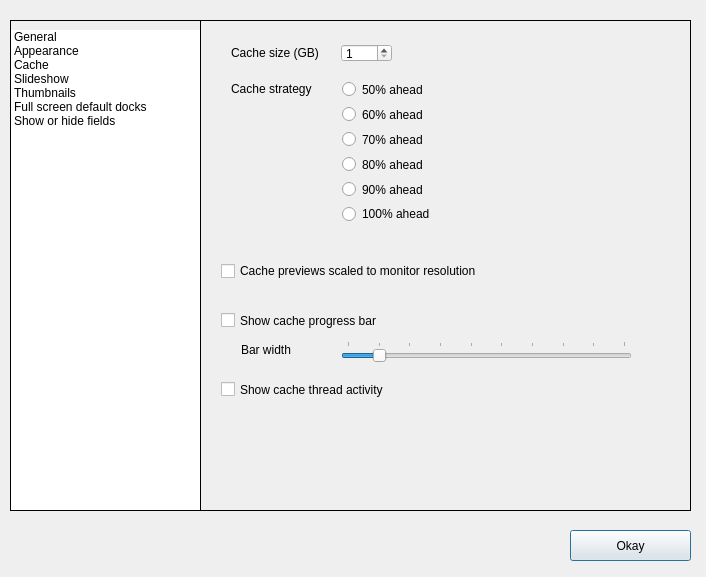
The window that Dialogs/prefdlg.ui (towhee/Winnow64) describes before a commit, drawn with Qt 5.
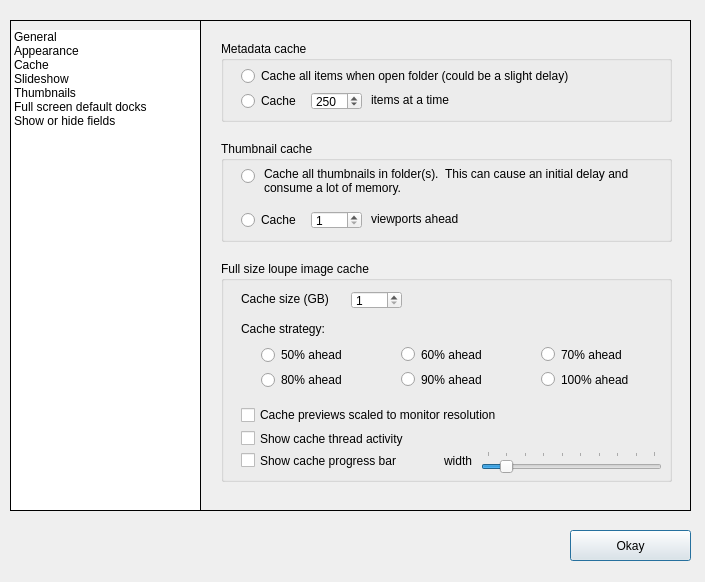
The same window after the commit. The open tabs and pages were chosen to show the change.

```diff
--- a/Dialogs/prefdlg.ui
+++ b/Dialogs/prefdlg.ui
@@ -6,8 +6,8 @@
    <rect>
     <x>0</x>
     <y>0</y>
-    <width>706</width>
-    <height>577</height>
+    <width>705</width>
+    <height>582</height>
    </rect>
   </property>
   <property name="sizePolicy">
@@ -481,13 +481,37 @@
     </widget>
    </widget>
    <widget class="QWidget" name="pageCache">
-    <widget class="QSpinBox" name="cacheSizeSpinbox">
+    <widget class="QLabel" name="label_9">
      <property name="geometry">
       <rect>
-       <x>140</x>
+       <x>260</x>
+       <y>24</y>
+       <width>91</width>
+       <height>0</height>
+      </rect>
+     </property>
+     <property name="font">
+      <font>
+       <pointsize>9</pointsize>
+      </font>
+     </property>
+     <property name="toolTip">
+      <string>&lt;html&gt;&lt;head/&gt;&lt;body&gt;&lt;p&gt;Caching images and rendering the selected image simultaneously can degrade performance when rapidly moving through images.  The delay allows the next image selected to be rendered without any caching activity.  Try experimenting with the delay value if you are experiencing hesitation rendering the selected image.&lt;/p&gt;&lt;/body&gt;&lt;/html&gt;</string>
+     </property>
+     <property name="text">
+      <string>Delay (ms)</string>
+     </property>
+     <property name="alignment">
+      <set>Qt::AlignRight|Qt::AlignTrailing|Qt::AlignVCenter</set>
+     </property>
+    </widget>
+    <widget class="QSpinBox" name="cacheDelaySpinbox">
+     <property name="geometry">
+      <rect>
+       <x>360</x>
        <y>23</y>
-       <width>51</width>
-       <height>18</height>
+       <width>71</width>
+       <height>0</height>
       </rect>
      </property>
      <property name="font">
@@ -499,43 +523,25 @@
       <string>&lt;html&gt;&lt;head/&gt;&lt;body&gt;&lt;p&gt;Experiment with different cache sizes.  2-8GB appear to work best.  Cache performance does not always improve with size.&lt;/p&gt;&lt;p&gt;If you tend to move back and forth between images then a 50% cache ahead strategy is best.  If you generally just move ahead through the images then weighting a higher percentage ahead makes sense.&lt;/p&gt;&lt;/body&gt;&lt;/html&gt;</string>
      </property>
      <property name="minimum">
-      <number>1</number>
+      <number>0</number>
      </property>
      <property name="maximum">
-      <number>64</number>
+      <number>500</number>
      </property>
-    </widget>
-    <widget class="QLabel" name="label_10">
-     <property name="geometry">
-      <rect>
-       <x>40</x>
-       <y>320</y>
-       <width>91</width>
-       <height>18</height>
-      </rect>
+     <property name="singleStep">
+      <number>25</number>
      </property>
-     <property name="font">
-      <font>
-       <pointsize>9</pointsize>
-      </font>
+     <property name="value">
+      <number>250</number>
      </property>
-     <property name="toolTip">
-      <string>&lt;html&gt;&lt;head/&gt;&lt;body&gt;&lt;p&gt;This sets the width of the cache status shown on the application status bar.&lt;/p&gt;&lt;/body&gt;&lt;/html&gt;</string>
-     </property>
-     <property name="text">
-      <string>Bar width</string>
-     </property>
-     <property name="alignment">
-      <set>Qt::AlignLeading|Qt::AlignLeft|Qt::AlignVCenter</set>
-     </property>
     </widget>
-    <widget class="QLabel" name="label_8">
+    <widget class="QGroupBox" name="groupBox_3">
      <property name="geometry">
       <rect>
-       <x>30</x>
-       <y>24</y>
-       <width>91</width>
-       <height>16</height>
+       <x>20</x>
+       <y>240</y>
+       <width>451</width>
+       <height>221</height>
       </rect>
      </property>
      <property name="font">
@@ -543,46 +549,15 @@
        <pointsize>9</pointsize>
       </font>
      </property>
-     <property name="toolTip">
-      <string>&lt;html&gt;&lt;head/&gt;&lt;body&gt;&lt;p&gt;Experiment with different cache sizes.  2-8GB appear to work best.  Cache performance does not always improve with size.&lt;/p&gt;&lt;p&gt;If you tend to move back and forth between images then a 50% cache ahead strategy is best.  If you generally just move ahead through the images then weighting a higher percentage ahead makes sense.&lt;/p&gt;&lt;/body&gt;&lt;/html&gt;</string>
+     <property name="title">
+      <string>Full size loupe image cache</string>
      </property>
-     <property name="text">
-      <string>Cache size (GB)</string>
-     </property>
-     <property name="alignment">
-      <set>Qt::AlignLeading|Qt::AlignLeft|Qt::AlignVCenter</set>
-     </property>
-    </widget>
-    <widget class="QLabel" name="label">
-     <property name="geometry">
-      <rect>
-       <x>30</x>
-       <y>60</y>
-       <width>111</width>
-       <height>16</height>
-      </rect>
-     </property>
-     <property name="font">
-      <font>
-       <pointsize>9</pointsize>
-      </font>
-     </property>
-     <property name="toolTip">
-      <string>&lt;html&gt;&lt;head/&gt;&lt;body&gt;&lt;p&gt;Experiment with different cache sizes.  2-8GB appear to work best.  Cache performance does not always improve with size.&lt;/p&gt;&lt;p&gt;If you tend to move back and forth between images then a 50% cache ahead strategy is best.  If you generally just move ahead through the images then weighting a higher percentage ahead makes sense.&lt;/p&gt;&lt;/body&gt;&lt;/html&gt;</string>
-     </property>
-     <property name="text">
-      <string>Cache strategy</string>
-     </property>
-     <property name="alignment">
-      <set>Qt::AlignLeading|Qt::AlignLeft|Qt::AlignVCenter</set>
-     </property>
-    </widget>
     <widget class="QCheckBox" name="showCacheStatusChk">
      <property name="geometry">
       <rect>
        <x>20</x>
-       <y>289</y>
-       <width>281</width>
+        <y>189</y>
+        <width>191</width>
        <height>21</height>
       </rect>
      </property>
@@ -598,11 +573,90 @@
       <string>Show cache progress bar</string>
      </property>
     </widget>
+     <widget class="QLabel" name="label_10">
+      <property name="geometry">
+       <rect>
+        <x>210</x>
+        <y>190</y>
+        <width>41</width>
+        <height>20</height>
+       </rect>
+      </property>
+      <property name="font">
+       <font>
+        <pointsize>9</pointsize>
+       </font>
+      </property>
+      <property name="toolTip">
+       <string>&lt;html&gt;&lt;head/&gt;&lt;body&gt;&lt;p&gt;This sets the width of the cache status shown on the application status bar.&lt;/p&gt;&lt;/body&gt;&lt;/html&gt;</string>
+      </property>
+      <property name="text">
+       <string>width</string>
+      </property>
+      <property name="alignment">
+       <set>Qt::AlignRight|Qt::AlignTrailing|Qt::AlignVCenter</set>
+      </property>
+     </widget>
+     <widget class="QSlider" name="progressWidthSlider">
+      <property name="geometry">
+       <rect>
+        <x>260</x>
+        <y>190</y>
+        <width>181</width>
+        <height>24</height>
+       </rect>
+      </property>
+      <property name="minimum">
+       <number>100</number>
+      </property>
+      <property name="maximum">
+       <number>1000</number>
+      </property>
+      <property name="singleStep">
+       <number>100</number>
+      </property>
+      <property name="pageStep">
+       <number>200</number>
+      </property>
+      <property name="value">
+       <number>200</number>
+      </property>
+      <property name="orientation">
+       <enum>Qt::Horizontal</enum>
+      </property>
+      <property name="tickPosition">
+       <enum>QSlider::TicksAbove</enum>
+      </property>
+      <property name="tickInterval">
+       <number>100</number>
+      </property>
+     </widget>
+     <widget class="QCheckBox" name="showCacheThreadActivityChk">
+      <property name="geometry">
+       <rect>
+        <x>20</x>
+        <y>169</y>
+        <width>231</width>
+        <height>17</height>
+       </rect>
+      </property>
+      <property name="font">
+       <font>
+        <pointsize>9</pointsize>
+       </font>
+      </property>
+      <property name="toolTip">
+       <string>&lt;html&gt;&lt;head/&gt;&lt;body&gt;&lt;p&gt;This will display two small activity lights on the status bar at the bottom of the application window. The activity lights turn green when there is caching activity for building metadata/thumbnails and full scale images.&lt;/p&gt;&lt;/body&gt;&lt;/html&gt;</string>
+      </property>
+      <property name="text">
+       <string>Show cache thread activity</string>
+      </property>
+     </widget>
     <widget class="QCheckBox" name="cachePreviewsChk">
      <property name="geometry">
       <rect>
        <x>20</x>
-       <y>240</y>
+        <y>144</y>
        <width>341</width>
        <height>20</height>
       </rect>
@@ -619,12 +673,12 @@
       <string>Cache previews scaled to monitor resolution</string>
      </property>
     </widget>
-    <widget class="QCheckBox" name="showCacheThreadActivityChk">
+     <widget class="QRadioButton" name="cache100AheadRadio">
      <property name="geometry">
       <rect>
-       <x>20</x>
-       <y>360</y>
-       <width>351</width>
+        <x>320</x>
+        <y>110</y>
+        <width>129</width>
        <height>17</height>
       </rect>
      </property>
@@ -637,16 +691,16 @@
       <string>&lt;html&gt;&lt;head/&gt;&lt;body&gt;&lt;p&gt;This will display two small activity lights on the status bar at the bottom of the application window. The activity lights turn green when there is caching activity for building metadata/thumbnails and full scale images.&lt;/p&gt;&lt;/body&gt;&lt;/html&gt;</string>
      </property>
      <property name="text">
-      <string>Show cache thread activity</string>
-     </property>
-    </widget>
-    <widget class="QLabel" name="label_9">
+       <string>100% ahead</string>
+      </property>
+     </widget>
+     <widget class="QRadioButton" name="cache70AheadRadio">
      <property name="geometry">
       <rect>
-       <x>260</x>
-       <y>24</y>
-       <width>91</width>
-       <height>0</height>
+        <x>320</x>
+        <y>85</y>
+        <width>129</width>
+        <height>17</height>
       </rect>
      </property>
      <property name="font">
@@ -658,19 +712,16 @@
       <string>&lt;html&gt;&lt;head/&gt;&lt;body&gt;&lt;p&gt;Caching images and rendering the selected image simultaneously can degrade performance when rapidly moving through images.  The delay allows the next image selected to be rendered without any caching activity.  Try experimenting with the delay value if you are experiencing hesitation rendering the selected image.&lt;/p&gt;&lt;/body&gt;&lt;/html&gt;</string>
      </property>
      <property name="text">
-      <string>Delay (ms)</string>
-     </property>
-     <property name="alignment">
-      <set>Qt::AlignRight|Qt::AlignTrailing|Qt::AlignVCenter</set>
-     </property>
-    </widget>
-    <widget class="QSpinBox" name="cacheDelaySpinbox">
+       <string>70% ahead</string>
+      </property>
+     </widget>
+     <widget class="QRadioButton" name="cache90AheadRadio">
      <property name="geometry">
       <rect>
-       <x>360</x>
-       <y>23</y>
-       <width>71</width>
-       <height>0</height>
+        <x>180</x>
+        <y>110</y>
+        <width>129</width>
+        <height>17</height>
       </rect>
      </property>
      <property name="font">
@@ -679,33 +730,21 @@
       </font>
      </property>
      <property name="toolTip">
-      <string>&lt;html&gt;&lt;head/&gt;&lt;body&gt;&lt;p&gt;Caching images and rendering the selected image simultaneously can degrade performance when rapidly moving through images.  The delay allows the next image selected to be rendered without any caching activity.  Try experimenting with the delay value if you are experiencing hesitation rendering the selected image.&lt;/p&gt;&lt;/body&gt;&lt;/html&gt;</string>
-     </property>
-     <property name="minimum">
-      <number>0</number>
-     </property>
-     <property name="maximum">
-      <number>500</number>
-     </property>
-     <property name="singleStep">
-      <number>25</number>
-     </property>
-     <property name="value">
-      <number>250</number>
-     </property>
-    </widget>
-    <widget class="QFrame" name="frame">
-     <property name="geometry">
-      <rect>
-       <x>132</x>
-       <y>50</y>
-       <width>151</width>
-       <height>161</height>
-      </rect>
-     </property>
-     <layout class="QVBoxLayout" name="verticalLayout">
-      <item>
+       <string>&lt;html&gt;&lt;head/&gt;&lt;body&gt;&lt;p&gt;Experiment with different cache sizes.  2-8GB appear to work best.  Cache performance does not always improve with size.&lt;/p&gt;&lt;p&gt;If you tend to move back and forth between images then a 50% cache ahead strategy is best.  If you generally just move ahead through the images then weighting a higher percentage ahead makes sense.&lt;/p&gt;&lt;/body&gt;&lt;/html&gt;</string>
+      </property>
+      <property name="text">
+       <string>90% ahead</string>
+      </property>
+     </widget>
        <widget class="QRadioButton" name="cache50AheadRadio">
+      <property name="geometry">
+       <rect>
+        <x>40</x>
+        <y>85</y>
+        <width>129</width>
+        <height>18</height>
+       </rect>
+      </property>
         <property name="font">
          <font>
           <pointsize>9</pointsize>
@@ -718,9 +757,15 @@
          <string>50% ahead</string>
         </property>
        </widget>
-      </item>
-      <item>
        <widget class="QRadioButton" name="cache60AheadRadio">
+      <property name="geometry">
+       <rect>
+        <x>180</x>
+        <y>85</y>
+        <width>129</width>
+        <height>17</height>
+       </rect>
+      </property>
         <property name="font">
          <font>
           <pointsize>9</pointsize>
@@ -733,24 +778,15 @@
          <string>60% ahead</string>
         </property>
        </widget>
-      </item>
-      <item>
-       <widget class="QRadioButton" name="cache70AheadRadio">
-        <property name="font">
-         <font>
-          <pointsize>9</pointsize>
-         </font>
-        </property>
-        <property name="toolTip">
-         <string>&lt;html&gt;&lt;head/&gt;&lt;body&gt;&lt;p&gt;Experiment with different cache sizes.  2-8GB appear to work best.  Cache performance does not always improve with size.&lt;/p&gt;&lt;p&gt;If you tend to move back and forth between images then a 50% cache ahead strategy is best.  If you generally just move ahead through the images then weighting a higher percentage ahead makes sense.&lt;/p&gt;&lt;/body&gt;&lt;/html&gt;</string>
-        </property>
-        <property name="text">
-         <string>70% ahead</string>
-        </property>
-       </widget>
-      </item>
-      <item>
        <widget class="QRadioButton" name="cache80AheadRadio">
+      <property name="geometry">
+       <rect>
+        <x>40</x>
+        <y>110</y>
+        <width>129</width>
+        <height>18</height>
+       </rect>
+      </property>
         <property name="font">
          <font>
           <pointsize>9</pointsize>
@@ -763,9 +799,15 @@
          <string>80% ahead</string>
         </property>
        </widget>
-      </item>
-      <item>
-       <widget class="QRadioButton" name="cache90AheadRadio">
+     <widget class="QSpinBox" name="cacheSizeSpinbox">
+      <property name="geometry">
+       <rect>
+        <x>130</x>
+        <y>30</y>
+        <width>51</width>
+        <height>18</height>
+       </rect>
+      </property>
         <property name="font">
          <font>
           <pointsize>9</pointsize>
@@ -774,13 +816,46 @@
         <property name="toolTip">
          <string>&lt;html&gt;&lt;head/&gt;&lt;body&gt;&lt;p&gt;Experiment with different cache sizes.  2-8GB appear to work best.  Cache performance does not always improve with size.&lt;/p&gt;&lt;p&gt;If you tend to move back and forth between images then a 50% cache ahead strategy is best.  If you generally just move ahead through the images then weighting a higher percentage ahead makes sense.&lt;/p&gt;&lt;/body&gt;&lt;/html&gt;</string>
         </property>
+      <property name="minimum">
+       <number>1</number>
+      </property>
+      <property name="maximum">
+       <number>64</number>
+      </property>
+     </widget>
+     <widget class="QLabel" name="label_8">
+      <property name="geometry">
+       <rect>
+        <x>20</x>
+        <y>30</y>
+        <width>91</width>
+        <height>16</height>
+       </rect>
+      </property>
+      <property name="font">
+       <font>
+        <pointsize>9</pointsize>
+       </font>
+      </property>
+      <property name="toolTip">
+       <string>&lt;html&gt;&lt;head/&gt;&lt;body&gt;&lt;p&gt;Experiment with different cache sizes.  2-8GB appear to work best.  Cache performance does not always improve with size.&lt;/p&gt;&lt;p&gt;If you tend to move back and forth between images then a 50% cache ahead strategy is best.  If you generally just move ahead through the images then weighting a higher percentage ahead makes sense.&lt;/p&gt;&lt;/body&gt;&lt;/html&gt;</string>
+      </property>
         <property name="text">
-         <string>90% ahead</string>
-        </property>
-       </widget>
-      </item>
-      <item>
-       <widget class="QRadioButton" name="cache100AheadRadio">
+       <string>Cache size (GB)</string>
+      </property>
+      <property name="alignment">
+       <set>Qt::AlignLeading|Qt::AlignLeft|Qt::AlignVCenter</set>
+      </property>
+     </widget>
+     <widget class="QLabel" name="label">
+      <property name="geometry">
+       <rect>
+        <x>20</x>
+        <y>60</y>
+        <width>111</width>
+        <height>16</height>
+       </rect>
+      </property>
         <property name="font">
          <font>
           <pointsize>9</pointsize>
@@ -790,45 +865,226 @@
          <string>&lt;html&gt;&lt;head/&gt;&lt;body&gt;&lt;p&gt;Experiment with different cache sizes.  2-8GB appear to work best.  Cache performance does not always improve with size.&lt;/p&gt;&lt;p&gt;If you tend to move back and forth between images then a 50% cache ahead strategy is best.  If you generally just move ahead through the images then weighting a higher percentage ahead makes sense.&lt;/p&gt;&lt;/body&gt;&lt;/html&gt;</string>
         </property>
         <property name="text">
-         <string>100% ahead</string>
-        </property>
-       </widget>
-      </item>
-     </layout>
+       <string>Cache strategy:</string>
+      </property>
+      <property name="alignment">
+       <set>Qt::AlignLeading|Qt::AlignLeft|Qt::AlignVCenter</set>
+      </property>
+     </widget>
     </widget>
-    <widget class="QSlider" name="progressWidthSlider">
+    <widget class="QGroupBox" name="metadataCacheGroupBox">
      <property name="geometry">
       <rect>
-       <x>140</x>
-       <y>320</y>
-       <width>291</width>
-       <height>22</height>
+       <x>20</x>
+       <y>20</y>
+       <width>451</width>
+       <height>81</height>
       </rect>
      </property>
-     <property name="minimum">
-      <number>100</number>
+     <property name="font">
+      <font>
+       <pointsize>9</pointsize>
+      </font>
      </property>
-     <property name="maximum">
-      <number>1000</number>
+     <property name="title">
+      <string>Metadata cache</string>
      </property>
-     <property name="singleStep">
+     <widget class="QRadioButton" name="metadataCacheAllRadio">
+      <property name="geometry">
+       <rect>
+        <x>20</x>
+        <y>25</y>
+        <width>411</width>
+        <height>20</height>
+       </rect>
+      </property>
+      <property name="font">
+       <font>
+        <pointsize>9</pointsize>
+       </font>
+      </property>
+      <property name="text">
+       <string>Cache all items when open folder (could be a slight delay)</string>
+      </property>
+     </widget>
+     <widget class="QRadioButton" name="metadataCacheChunkRadio">
+      <property name="geometry">
+       <rect>
+        <x>20</x>
+        <y>50</y>
+        <width>71</width>
+        <height>20</height>
+       </rect>
+      </property>
+      <property name="font">
+       <font>
+        <pointsize>9</pointsize>
+       </font>
+      </property>
+      <property name="text">
+       <string>Cache</string>
+      </property>
+     </widget>
+     <widget class="QSpinBox" name="metadataCacheSizeSpinbox">
+      <property name="geometry">
+       <rect>
+        <x>90</x>
+        <y>51</y>
+        <width>51</width>
+        <height>18</height>
+       </rect>
+      </property>
+      <property name="font">
+       <font>
+        <pointsize>9</pointsize>
+       </font>
+      </property>
+      <property name="toolTip">
+       <string>&lt;html&gt;&lt;head/&gt;&lt;body&gt;&lt;p&gt;Experiment with different cache sizes.  2-8GB appear to work best.  Cache performance does not always improve with size.&lt;/p&gt;&lt;p&gt;If you tend to move back and forth between images then a 50% cache ahead strategy is best.  If you generally just move ahead through the images then weighting a higher percentage ahead makes sense.&lt;/p&gt;&lt;/body&gt;&lt;/html&gt;</string>
+      </property>
+      <property name="minimum">
       <number>100</number>
      </property>
-     <property name="pageStep">
-      <number>200</number>
+      <property name="maximum">
+       <number>1000000</number>
      </property>
      <property name="value">
-      <number>200</number>
-     </property>
-     <property name="orientation">
-      <enum>Qt::Horizontal</enum>
-     </property>
-     <property name="tickPosition">
-      <enum>QSlider::TicksAbove</enum>
-     </property>
-     <property name="tickInterval">
-      <number>100</number>
-     </property>
+       <number>250</number>
+      </property>
+     </widget>
+     <widget class="QLabel" name="label_14">
+      <property name="geometry">
+       <rect>
+        <x>150</x>
+        <y>51</y>
+        <width>251</width>
+        <height>16</height>
+       </rect>
+      </property>
+      <property name="font">
+       <font>
+        <pointsize>9</pointsize>
+       </font>
+      </property>
+      <property name="text">
+       <string>items at a time</string>
+      </property>
+     </widget>
+    </widget>
+    <widget class="QGroupBox" name="thumbnailCacheGroupBoc">
+     <property name="geometry">
+      <rect>
+       <x>20</x>
+       <y>120</y>
+       <width>451</width>
+       <height>101</height>
+      </rect>
+     </property>
+     <property name="font">
+      <font>
+       <pointsize>9</pointsize>
+      </font>
+     </property>
+     <property name="title">
+      <string>Thumbnail cache</string>
+     </property>
+     <widget class="QRadioButton" name="thumbnailCachAllRadio">
+      <property name="geometry">
+       <rect>
+        <x>20</x>
+        <y>25</y>
+        <width>21</width>
+        <height>21</height>
+       </rect>
+      </property>
+      <property name="font">
+       <font>
+        <pointsize>9</pointsize>
+       </font>
+      </property>
+      <property name="text">
+       <string/>
+      </property>
+     </widget>
+     <widget class="QRadioButton" name="thumbnailCacheChunkRadio">
+      <property name="geometry">
+       <rect>
+        <x>20</x>
+        <y>69</y>
+        <width>71</width>
+        <height>20</height>
+       </rect>
+      </property>
+      <property name="font">
+       <font>
+        <pointsize>9</pointsize>
+       </font>
+      </property>
+      <property name="text">
+       <string>Cache</string>
+      </property>
+     </widget>
+     <widget class="QSpinBox" name="thumbnailCacheSizeSpinbox">
+      <property name="geometry">
+       <rect>
+        <x>90</x>
+        <y>70</y>
+        <width>51</width>
+        <height>18</height>
+       </rect>
+      </property>
+      <property name="font">
+       <font>
+        <pointsize>9</pointsize>
+       </font>
+      </property>
+      <property name="toolTip">
+       <string>&lt;html&gt;&lt;head/&gt;&lt;body&gt;&lt;p&gt;Experiment with different cache sizes.  2-8GB appear to work best.  Cache performance does not always improve with size.&lt;/p&gt;&lt;p&gt;If you tend to move back and forth between images then a 50% cache ahead strategy is best.  If you generally just move ahead through the images then weighting a higher percentage ahead makes sense.&lt;/p&gt;&lt;/body&gt;&lt;/html&gt;</string>
+      </property>
+      <property name="minimum">
+       <number>1</number>
+      </property>
+      <property name="maximum">
+       <number>1000</number>
+      </property>
+     </widget>
+     <widget class="QLabel" name="label_15">
+      <property name="geometry">
+       <rect>
+        <x>150</x>
+        <y>70</y>
+        <width>251</width>
+        <height>16</height>
+       </rect>
+      </property>
+      <property name="font">
+       <font>
+        <pointsize>9</pointsize>
+       </font>
+      </property>
+      <property name="text">
+       <string>viewports ahead</string>
+      </property>
+     </widget>
+     <widget class="QLabel" name="label_18">
+      <property name="geometry">
+       <rect>
+        <x>43</x>
+        <y>26</y>
+        <width>401</width>
+        <height>41</height>
+       </rect>
+      </property>
+      <property name="text">
+       <string>Cache all thumbnails in folder(s).  This can cause an initial delay and consume a lot of memory.</string>
+      </property>
+      <property name="alignment">
+       <set>Qt::AlignLeading|Qt::AlignLeft|Qt::AlignTop</set>
+      </property>
+      <property name="wordWrap">
+       <bool>true</bool>
+      </property>
+     </widget>
     </widget>
    </widget>
    <widget class="QWidget" name="pageSlideshow">
```
Left out of the diff: 6 changed lines with no effect on the pictures. Lines whose indentation alone changed are shown as unchanged.
